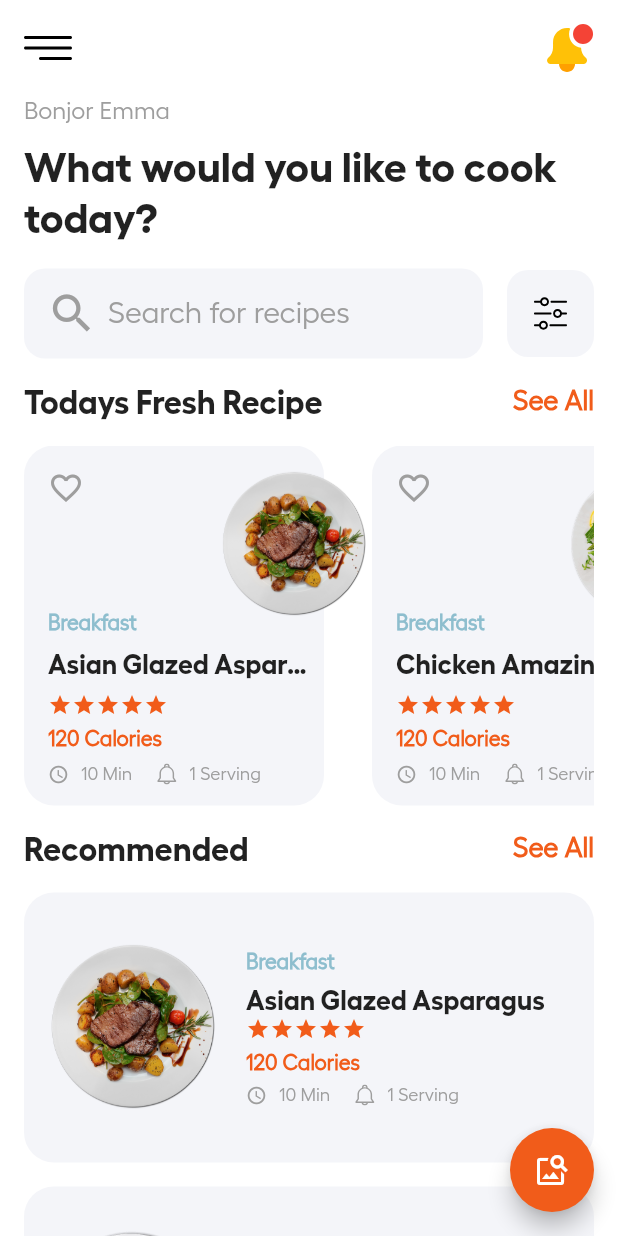
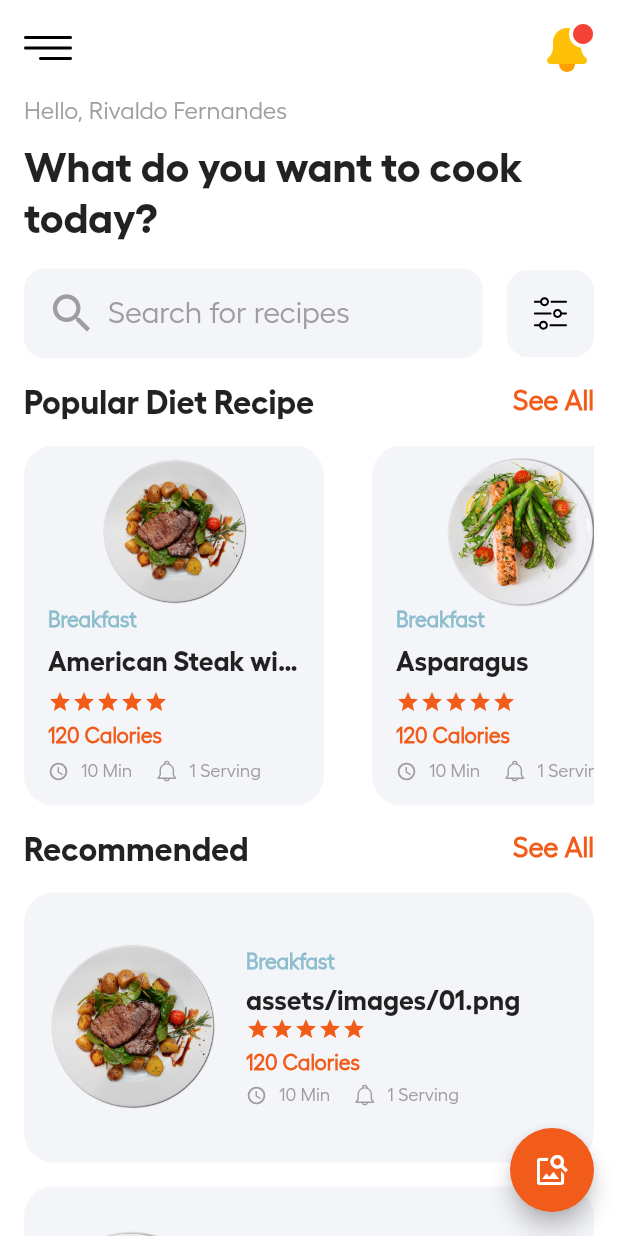
Before and after one commit to rivaldofez/foocarie, a Flutter app: the screen it shows after launch, on a phone screen of 412 x 824 dp. Run offline on Flutter 3.47's test engine with Material 2 defaults, Android fonts, the phone set to English and light mode, and no system bars; our stand-ins replace flutter_svg, fluttertoast, image_picker; missing offline and left inert: tflite.

Commit message:
add json data and model

```diff
--- /dev/null
+++ b/lib/entities/recipe.dart
@@ -0,0 +1,31 @@
+import 'package:json_annotation/json_annotation.dart';
+
+part 'recipe.g.dart';
+
+@JsonSerializable()
+class Recipe {
+  String id;
+  String name;
+  double price;
+  double calories;
+  double time;
+  int serving;
+  bool isFavorite;
+  String image;
+  String description;
+
+  Recipe(
+      {required this.id,
+      required this.calories,
+      required this.description,
+      required this.image,
+      required this.isFavorite,
+      required this.name,
+      required this.price,
+      required this.serving,
+      required this.time});
+
+  factory Recipe.fromJson(Map<String, dynamic> json) => _$RecipeFromJson(json);
+
+  Map<String, dynamic> toJson() => _$RecipeToJson(this);
+}
--- a/lib/screens/detail_recipe_screen.dart
+++ b/lib/screens/detail_recipe_screen.dart
@@ -65,7 +65,7 @@ class _DetailRecipeState extends State<DetailRecipe> {
                   child: IconButton(
                     onPressed: () {},
                     icon: const Icon(
-                      Icons.star,
+                      Icons.favorite,
                       color: kLightColor,
                     ),
                   ),
--- a/lib/screens/home_screen.dart
+++ b/lib/screens/home_screen.dart
@@ -1,6 +1,10 @@
+import 'dart:convert';
+
 import 'package:flutter/material.dart';
+import 'package:flutter/services.dart';
 import 'package:flutter_svg/flutter_svg.dart';
 import 'package:foocarie/constants.dart';
+import 'package:foocarie/entities/recipe.dart';
 import 'package:foocarie/screens/detail_recipe_screen.dart';
 import 'package:foocarie/screens/recipe_predictor.dart';
 
@@ -13,27 +17,31 @@ class HomeScreen extends StatefulWidget {
 
 class _HomeScreenState extends State<HomeScreen> {
   bool tag = false;
-  List freshList = [
-    {"image": "assets/images/01.png", "name": "Asian Glazed Asparagus"},
-    {"image": "assets/images/02.png", "name": "Chicken Amazing Fried Rice"},
-    {"image": "assets/images/03.png", "name": "Con Papas Cambray Spicy"},
-    {"image": "assets/images/04.png", "name": "Pasta Bolognese Sweet Creamy"},
-    {"image": "assets/images/05.png", "name": "Steak Bacon Smoke"}
-  ];
+  List<Recipe> _popularRecipe = [];
+  List<Recipe> _recommendedRecipe = [];
 
-  List recommendedList = [
-    {"image": "assets/images/01.png", "name": "Asian Glazed Asparagus"},
-    {"image": "assets/images/02.png", "name": "Chicken Amazing Fried Rice"},
-    {"image": "assets/images/03.png", "name": "Con Papas Cambray Spicy"},
-    {"image": "assets/images/04.png", "name": "Pasta Bolognese Sweet Creamy"},
-    {"image": "assets/images/05.png", "name": "Steak Bacon Smoke"}
-  ];
+  @override
+  void initState() {
+    super.initState();
+    fetchPopularRecipe().then((value) {
+      setState(() {
+        _popularRecipe.addAll(value);
+      });
+    });
+
+    fetchPopularRecipe().then((value) {
+      setState(() {
+        _recommendedRecipe.addAll(value);
+      });
+    });
+  }
 
   @override
   Widget build(BuildContext context) {
     return Scaffold(
       backgroundColor: kLightColor,
-      body: SingleChildScrollView(
+      body: SafeArea(
+        child: SingleChildScrollView(
           child: Container(
             margin: const EdgeInsets.only(top: 16, left: 16, right: 16),
             child: Column(
@@ -43,11 +51,7 @@ class _HomeScreenState extends State<HomeScreen> {
                   mainAxisAlignment: MainAxisAlignment.spaceBetween,
                   children: [
                     GestureDetector(
-                    onTap: () => Navigator.of(context).push(
-                      MaterialPageRoute(
-                        builder: (context) => const RecipePredictorScreen(),
-                      ),
-                    ),
+                      onTap: () {},
                       child: SvgPicture.asset(
                         "assets/icons/menu.svg",
                         height: 32.0,
@@ -64,7 +68,7 @@ class _HomeScreenState extends State<HomeScreen> {
                 ),
                 const SizedBox(height: 16),
                 const Text(
-                "Bonjor Emma",
+                  "Hello, Rivaldo Fernandes",
                   style: TextStyle(
                     fontSize: 16.0,
                     color: Colors.grey,
@@ -72,7 +76,7 @@ class _HomeScreenState extends State<HomeScreen> {
                 ),
                 const SizedBox(height: 12),
                 const Text(
-                "What would you like to cook today?",
+                  "What do you want to cook today?",
                   style: TextStyle(
                     fontSize: 28.0,
                     fontFamily: "HellixBold",
@@ -134,7 +138,7 @@ class _HomeScreenState extends State<HomeScreen> {
                   mainAxisAlignment: MainAxisAlignment.spaceBetween,
                   children: [
                     const Text(
-                    "Todays Fresh Recipe",
+                      "Popular Diet Recipe",
                       style: TextStyle(fontSize: 22, fontFamily: "HellixBold"),
                     ),
                     GestureDetector(
@@ -155,51 +159,36 @@ class _HomeScreenState extends State<HomeScreen> {
                   child: ListView.builder(
                     scrollDirection: Axis.horizontal,
                     shrinkWrap: true,
-                  itemCount: freshList.length,
+                    itemCount: _popularRecipe.length,
                     itemBuilder: (context, index) {
                       return GestureDetector(
                         onTap: () => Navigator.of(context).push(
                           MaterialPageRoute(
                             builder: (context) => DetailRecipe(
                                 index,
-                              freshList[index]["name"],
-                              freshList[index]["image"],
+                                _popularRecipe[index].name,
+                                _popularRecipe[index].image,
                                 tag = true),
                           ),
                         ),
                         child: Container(
                           margin: const EdgeInsets.only(right: 32),
-                        height: 240,
                           width: 200,
                           decoration: BoxDecoration(
                             color: kPrimaryColor,
                             borderRadius: BorderRadius.circular(20),
                           ),
-                        child: Stack(
-                          clipBehavior: Clip.none,
+                          child: Column(
                             children: [
-                            const Positioned(
-                              top: 16,
-                              left: 16,
-                              child: Icon(
-                                Icons.favorite_border,
-                                color: Colors.grey,
-                              ),
-                            ),
-                            Positioned(
-                              top: 16,
-                              right: -32,
-                              child: Hero(
+                              SizedBox(height: 8),
+                              Hero(
                                 tag: "fresh$index",
                                 child: Image.asset(
-                                  freshList[index]["image"],
+                                  _popularRecipe[index].image,
                                   height: 100,
                                 ),
                               ),
-                            ),
-                            Positioned(
-                              top: 110,
-                              child: Padding(
+                              Padding(
                                 padding: const EdgeInsets.symmetric(
                                   horizontal: 16,
                                 ),
@@ -218,7 +207,7 @@ class _HomeScreenState extends State<HomeScreen> {
                                     SizedBox(
                                       width: 180,
                                       child: Text(
-                                        freshList[index]["name"],
+                                        _popularRecipe[index].name,
                                         overflow: TextOverflow.ellipsis,
                                         style: const TextStyle(
                                           fontSize: 18,
@@ -285,7 +274,6 @@ class _HomeScreenState extends State<HomeScreen> {
                                     ),
                                   ],
                                 ),
-                              ),
                               )
                             ],
                           ),
@@ -317,7 +305,7 @@ class _HomeScreenState extends State<HomeScreen> {
                 const SizedBox(height: 16),
                 ListView.builder(
                   physics: const NeverScrollableScrollPhysics(),
-                itemCount: recommendedList.length,
+                  itemCount: _recommendedRecipe.length,
                   padding: EdgeInsets.zero,
                   shrinkWrap: true,
                   itemBuilder: (context, index) {
@@ -326,8 +314,8 @@ class _HomeScreenState extends State<HomeScreen> {
                         MaterialPageRoute(
                           builder: (context) => DetailRecipe(
                               index,
-                            recommendedList[index]["name"],
-                            recommendedList[index]["image"],
+                              _recommendedRecipe[index].name,
+                              _recommendedRecipe[index].image,
                               tag = false),
                         ),
                       ),
@@ -347,7 +335,7 @@ class _HomeScreenState extends State<HomeScreen> {
                             Hero(
                               tag: "recommended$index",
                               child: Image.asset(
-                              recommendedList[index]["image"],
+                                _recommendedRecipe[index].image,
                                 height: 180,
                                 width: 120,
                                 fit: BoxFit.contain,
@@ -370,7 +358,7 @@ class _HomeScreenState extends State<HomeScreen> {
                                     ),
                                     const SizedBox(height: 6),
                                     Text(
-                                    recommendedList[index]["name"],
+                                      _recommendedRecipe[index].image,
                                       overflow: TextOverflow.ellipsis,
                                       style: const TextStyle(
                                         fontSize: 18,
@@ -387,7 +375,6 @@ class _HomeScreenState extends State<HomeScreen> {
                                         ),
                                       ),
                                     ),
-                                  const SizedBox(width: 6),
                                     const SizedBox(height: 6),
                                     const Text(
                                       "120 Calories",
@@ -448,6 +435,7 @@ class _HomeScreenState extends State<HomeScreen> {
             ),
           ),
         ),
+      ),
       floatingActionButton: FloatingActionButton(
         onPressed: () => Navigator.of(context).push(
           MaterialPageRoute(
@@ -460,3 +448,15 @@ class _HomeScreenState extends State<HomeScreen> {
     );
   }
 }
+
+Future<List<Recipe>> fetchPopularRecipe() async {
+  String data = await rootBundle.loadString("assets/json/popular.json");
+  var jsonResult = json.decode(data);
+
+  List<Recipe> recipes = [];
+
+  for (var recipe in jsonResult) {
+    recipes.add(Recipe.fromJson(recipe));
+  }
+  return recipes;
+}
--- a/pubspec.yaml
+++ b/pubspec.yaml
@@ -34,11 +34,12 @@ dependencies:
   # The following adds the Cupertino Icons font to your application.
   # Use with the CupertinoIcons class for iOS style icons.
   cupertino_icons: ^1.0.2
-  flutter_svg: ^0.19.1
+  flutter_svg: ^0.22.0
   image_picker: ^0.8.2
   fluttertoast: ^8.0.7
   tflite: ^1.1.2
   meta: ^1.1.8
+  json_annotation: ^4.1.0
 
 dev_dependencies:
   flutter_test:
@@ -50,6 +51,8 @@ dev_dependencies:
   # package. See that file for information about deactivating specific lint
   # rules and activating additional ones.
   flutter_lints: ^1.0.0
+  build_runner: ^2.0.6
+  json_serializable: ^5.0.0
 
 # For information on the generic Dart part of this file, see the
 # following page: https://dart.dev/tools/pub/pubspec
@@ -67,6 +70,7 @@ flutter:
     - assets/images/
     - assets/icons/
     - assets/models/
+    - assets/json/
 
   # An image asset can refer to one or more resolution-specific "variants", see
   # https://flutter.dev/assets-and-images/#resolution-aware.
```
Also changed, not shown: assets/json/popular.json (added, +134 -0 lines), assets/json/recommended.json (added, +62 -0 lines), lib/entities/recipe.g.dart (added), pubspec.lock. Lines whose indentation alone changed are shown as unchanged.
